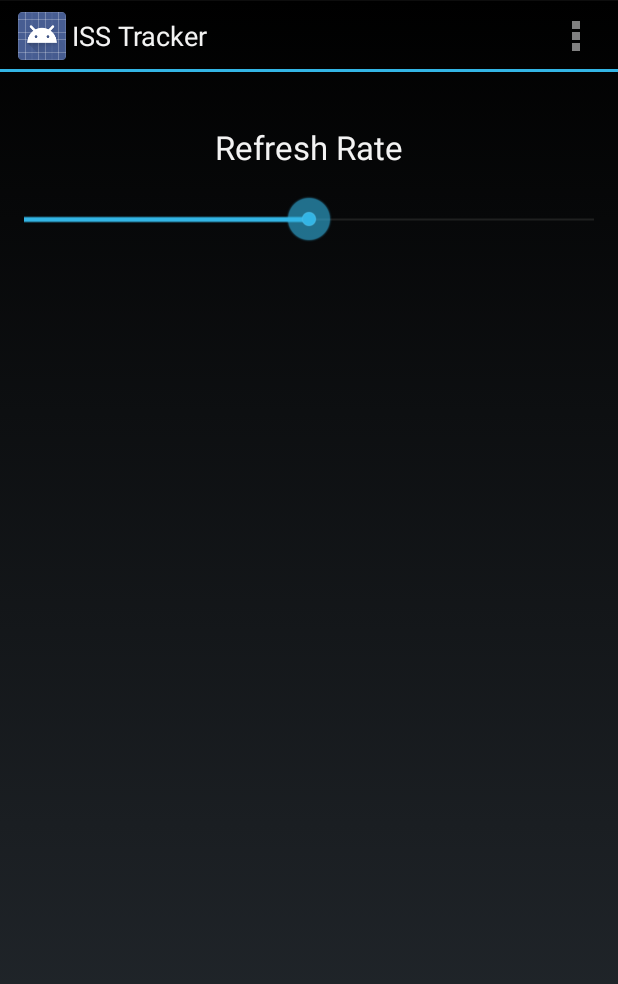
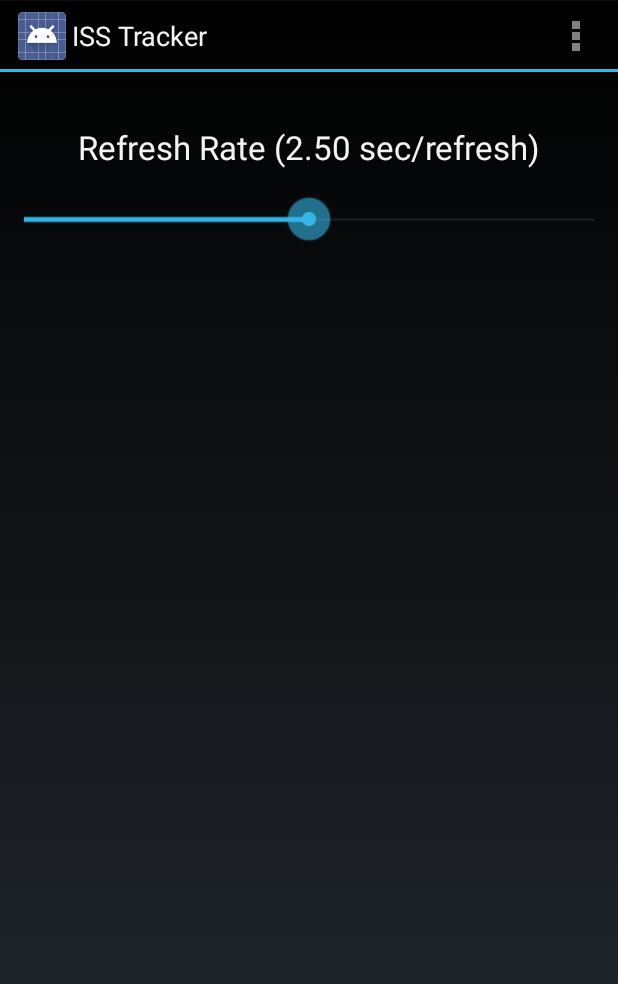
Before and after one commit to Kiarasht/Space-Station-Tracker, an Android app: the Settings screen opened directly, with no data from a screen before it, on a phone screen of 412 x 824 dp. Shown: the top 984 px of the screen. Run offline under Robolectric (Android 15) with nearby library versions, the phone set to English and light mode, and no system bars.

Commit message:
SharedPref to save the refreshrate

```diff
--- a/app/src/debug/res/values/google_maps_api.xml
+++ b/app/src/debug/res/values/google_maps_api.xml
@@ -15,7 +15,7 @@
     Once you have your key (it starts with "AIza"), replace the "google_maps_key"
     string in this file.
     -->
-    <string name="google_maps_key" translatable="false" templateMergeStrategy="preserve">
+    <string name="google_maps_key" templateMergeStrategy="preserve" translatable="false">
         AIzaSyAtpWPhzhbtqTgofnQhAHjiG12MmrY2AAE
     </string>
 </resources>
--- a/app/src/main/java/com/restart/spacestationtracker/MapsActivity.java
+++ b/app/src/main/java/com/restart/spacestationtracker/MapsActivity.java
@@ -32,7 +32,7 @@ public class MapsActivity extends FragmentActivity implements OnMapReadyCallback
     private static int refreshrate;
     private boolean start = false;
     private GoogleMap mMap;
-    Timer timer;
+    private Timer timer;
 
     @Override
     protected void onCreate(Bundle savedInstanceState) {
--- a/app/src/main/java/com/restart/spacestationtracker/Settings.java
+++ b/app/src/main/java/com/restart/spacestationtracker/Settings.java
@@ -5,12 +5,16 @@ import android.content.Context;
 import android.os.Bundle;
 import android.util.Log;
 import android.widget.SeekBar;
+import android.widget.TextView;
 import android.widget.Toast;
+
+import java.text.DecimalFormat;
 
 public class Settings extends MapsActivity implements SeekBar.OnSeekBarChangeListener {
 
     private String TAG = "com.restart.spacestationtracker";
     private SeekBar seekBar;
+    private TextView textView;
     private static int refreshrate;
     private static boolean warning;
 
@@ -20,6 +24,7 @@ public class Settings extends MapsActivity implements SeekBar.OnSeekBarChangeLis
         setContentView(R.layout.layout_settings);
         seekBar = ((SeekBar) findViewById(R.id.seekBar));
         seekBar.setOnSeekBarChangeListener(this);
+        textView = ((TextView) findViewById(R.id.textView));
     }
 
     protected void onResume() {
@@ -32,6 +37,15 @@ public class Settings extends MapsActivity implements SeekBar.OnSeekBarChangeLis
 
     @Override
     public void onProgressChanged(SeekBar seekBar, int progress, boolean fromUser) {
+        DecimalFormat df = new DecimalFormat("0.00");
+        String calculate = df.format((float) progress / 1000);
+
+        if (calculate.equals("0.00")) {
+            calculate = "0.01";
+        }
+
+        String result = "Refresh Rate (" + calculate + " sec/refresh)";
+        textView.setText(result);
         if (progress < 1000 && warning) {
             Toast.makeText(getApplicationContext(), "Reducing the refresh rate doesn't guarantee" +
                     " a smoother result since your phone may not be able to handle it."
@@ -47,7 +61,6 @@ public class Settings extends MapsActivity implements SeekBar.OnSeekBarChangeLis
 
     @Override
     public void onStopTrackingTouch(SeekBar seekBar) {
-        sharedPref = getPreferences(Context.MODE_PRIVATE);
         editor = sharedPref.edit();
         if (seekBar.getProgress() == 0) {
             refreshrate = 1;
--- a/app/src/main/res/values/styles.xml
+++ b/app/src/main/res/values/styles.xml
@@ -1,3 +1,4 @@
 <resources>
+
     <style name="AppTheme" parent="android:Theme.Holo" />
 </resources>
```
Also changed, not shown: app/src/main/AndroidManifest.xml (+4 -4 lines).
